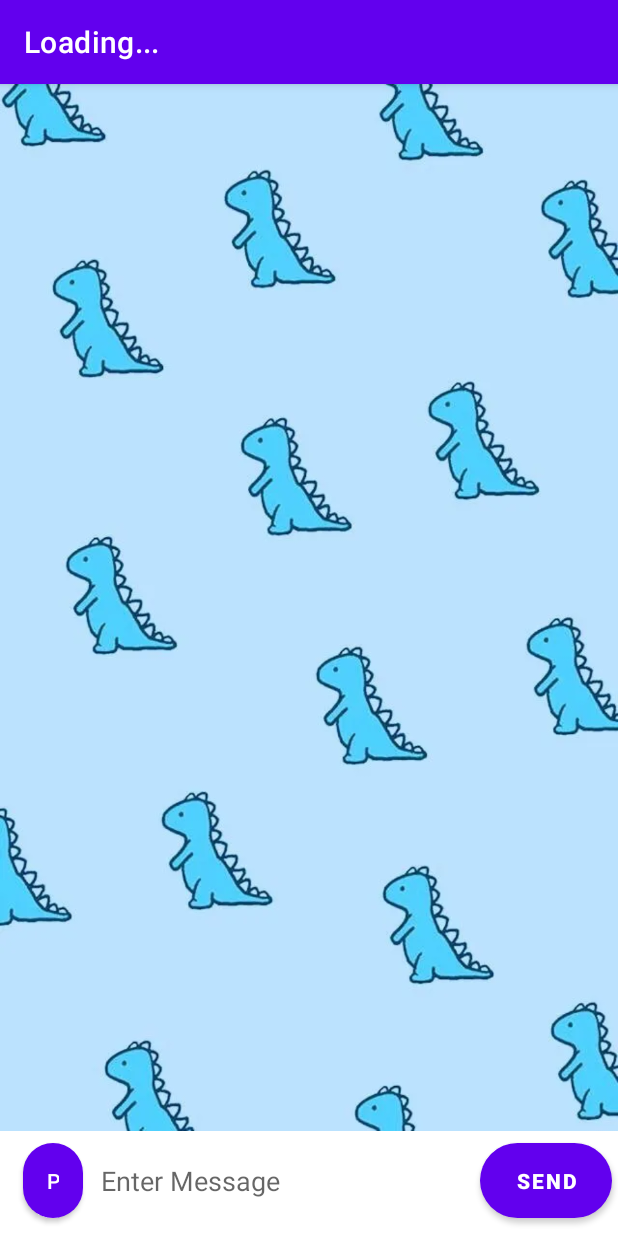
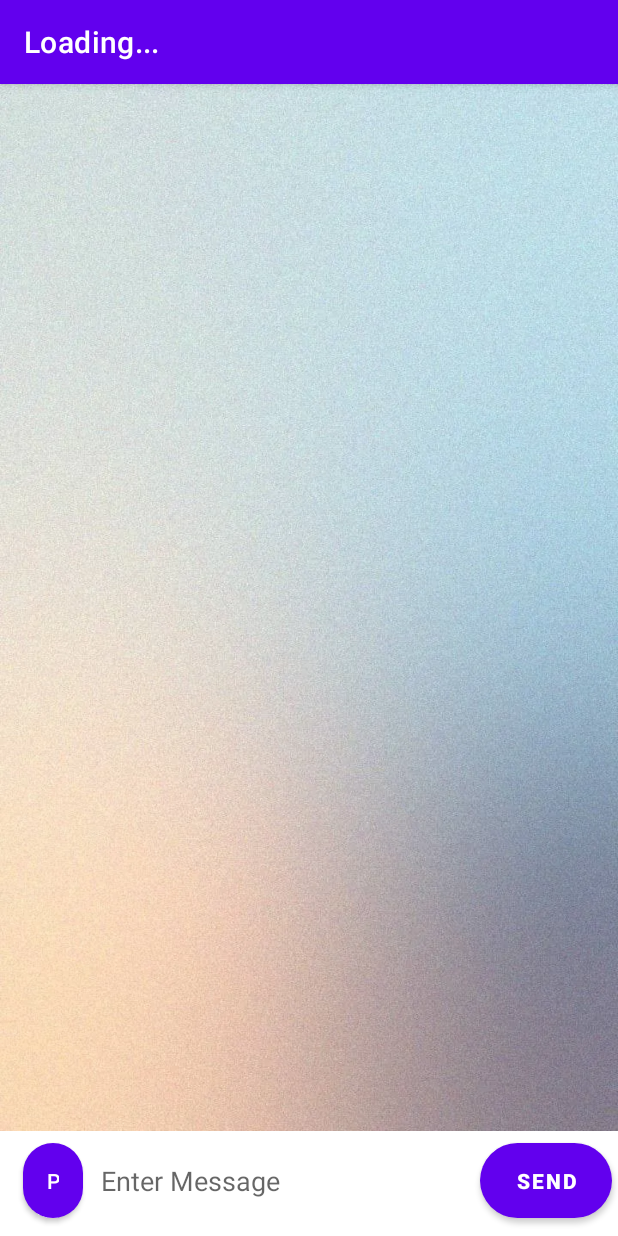
Before and after one commit to Neccichi/HelpMe, an Android app: the ChatLogActivity screen opened directly, with no data from a screen before it, on a phone screen of 412 x 824 dp. Run offline under Robolectric (Android 15) with nearby library versions, the phone set to English and light mode, and no system bars; our stand-ins replace Firebase (no records; nobody signed in at launch, a user with empty details on screens opened directly).

Commit message:
New chat background

```diff
--- a/app/src/main/res/layout/activity_chat_log.xml
+++ b/app/src/main/res/layout/activity_chat_log.xml
@@ -13,7 +13,7 @@
       android:layout_width="0dp"
       android:layout_height="0dp"
       android:layout_marginBottom="8dp"
-      android:background="@drawable/background_dino"
+      android:background="@drawable/background_rainbow3_1"
       app:layoutManager="androidx.recyclerview.widget.LinearLayoutManager"
       app:layout_constraintBottom_toTopOf="@+id/edittext_chat_log"
       app:layout_constraintEnd_toEndOf="parent"
```
Also changed, not shown: app/src/main/res/drawable/background_dino.webp (deleted), app/src/main/res/drawable/background_rainbow1_1.webp (added), app/src/main/res/drawable/background_rainbow2_1.webp (added), app/src/main/res/drawable/background_rainbow3_1.webp (added).
